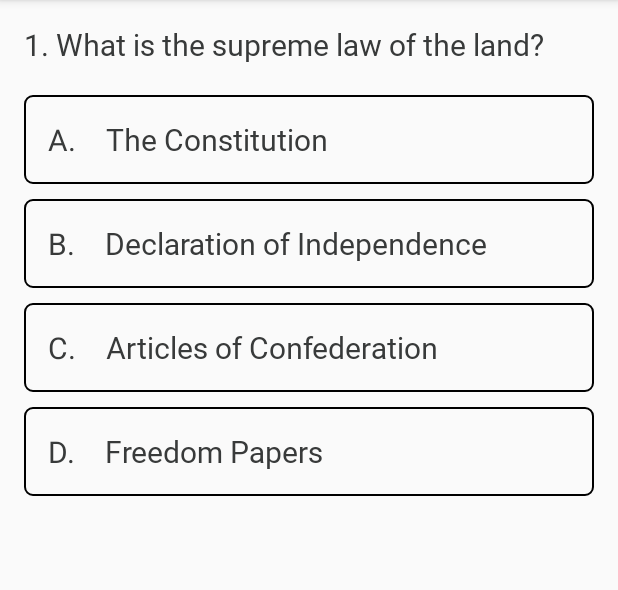
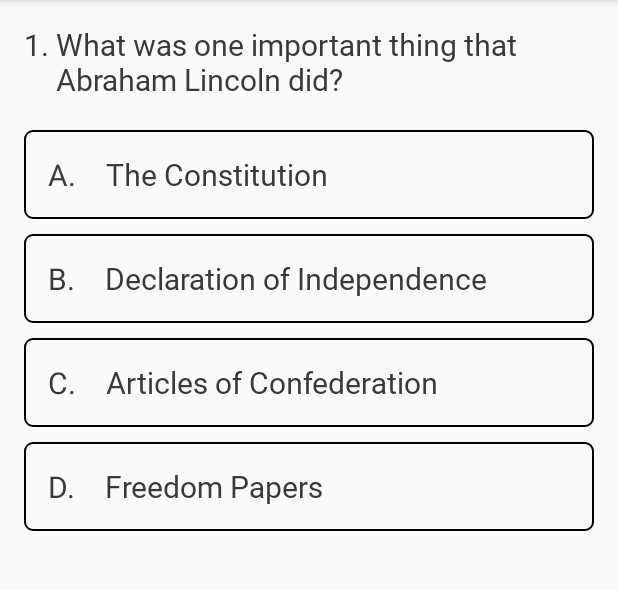
Before and after one commit to Bhavya0409/CitizenshipTest, an Android app: the screen it shows after launch (MainActivity), after a tap on "BEGIN QUIZ", on a phone screen of 412 x 824 dp, the part 84-674 px from its top. Run offline under Robolectric (Android 15) with nearby library versions, the phone set to English and light mode, and no system bars; our stand-ins replace ButterKnife; Roboto replaces fonts that are not available here.

Commit message:
Dynamically change question number and question text and allow user to go to the next page

```diff
--- a/app/src/main/java/com/example/bhavyashah/citizenshiptest/HomeFragment.java
+++ b/app/src/main/java/com/example/bhavyashah/citizenshiptest/HomeFragment.java
@@ -1,13 +1,33 @@
 package com.example.bhavyashah.citizenshiptest;
 
+import android.os.Bundle;
 import android.support.v7.app.AppCompatActivity;
+import android.view.LayoutInflater;
+import android.view.View;
+import android.view.ViewGroup;
+
+import java.util.ArrayList;
+import java.util.List;
 
 import butterknife.OnClick;
 
 public class HomeFragment extends BaseFragment {
 
+    private static final int NUM_QUESTIONS = 20;
+    public static List<Integer> questionnaire;
+
+    @Override
+    public View onCreateView(LayoutInflater inflater, ViewGroup container, Bundle savedInstanceState) {
+        View view = super.onCreateView(inflater, container, savedInstanceState);
+        questionnaire = new ArrayList<>();
+        return view;
+    }
+
     @OnClick(R.id.begin_quiz_button)
     public void onClick() {
+        for (int i = 0; i < NUM_QUESTIONS; i++) {
+            questionnaire.add((int) (Math.random() * 100));
+        }
         BaseFragment.replaceFragmentInActivity(R.id.fragment_container,
                                                (AppCompatActivity) getActivity(),
                                                new QuestionFragment(),
--- a/app/src/main/java/com/example/bhavyashah/citizenshiptest/QuestionFragment.java
+++ b/app/src/main/java/com/example/bhavyashah/citizenshiptest/QuestionFragment.java
@@ -1,21 +1,30 @@
 package com.example.bhavyashah.citizenshiptest;
 
 import android.os.Bundle;
+import android.support.v7.app.AppCompatActivity;
 import android.view.LayoutInflater;
 import android.view.View;
 import android.view.ViewGroup;
 import android.widget.ArrayAdapter;
 import android.widget.Button;
 import android.widget.ListView;
+import android.widget.TextView;
 
 import java.util.Arrays;
+import java.util.List;
 
 import butterknife.BindView;
+import butterknife.OnClick;
 
 public class QuestionFragment extends BaseFragment implements OnItemClickCallback {
 
-    @BindView(R.id.answer_choices) ListView mChoices;
-    @BindView(R.id.next_button)    Button   mNextButton;
+    @BindView(R.id.answer_choices)           ListView mChoices;
+    @BindView(R.id.next_button)              Button   mNextButton;
+    @BindView(R.id.fragment_question_number) TextView mQuestionNumber;
+    @BindView(R.id.fragment_question_text)   TextView mQuestionText;
+
+    public static int count = 0;
+    List<String> masterQuestionList = Arrays.asList(Questions.questions);
 
     @Override
     protected int getLayoutResourceId() {
@@ -31,6 +40,8 @@ public class QuestionFragment extends BaseFragment implements OnItemClickCallbac
                                                                Arrays.asList(answers),
                                                                0,
                                                                this);
+        mQuestionNumber.setText(String.format(getString(R.string.question_number), count+1));
+        mQuestionText.setText(masterQuestionList.get(HomeFragment.questionnaire.get(count)));
         mChoices.setAdapter(arrayAdapter);
         return view;
     }
@@ -41,4 +52,15 @@ public class QuestionFragment extends BaseFragment implements OnItemClickCallbac
         mNextButton.setClickable(true);
         mNextButton.setVisibility(View.VISIBLE);
     }
+
+    @OnClick (R.id.next_button)
+    public void onNextClick() {
+        count++;
+        BaseFragment.replaceFragmentInActivity(R.id.fragment_container,
+                                               (AppCompatActivity) getActivity(),
+                                               new QuestionFragment(),
+                                               QuestionFragment.class.getSimpleName());
+    }
+
+
 }
--- /dev/null
+++ b/app/src/main/java/com/example/bhavyashah/citizenshiptest/Questions.java
@@ -0,0 +1,253 @@
+package com.example.bhavyashah.citizenshiptest;
+
+import java.util.ArrayList;
+import java.util.List;
+
+public class Questions {
+
+    /**
+     * ---------------------    AMERICAN GOVERNMENT    -------------------
+     */
+
+    /**
+     * Principles of American Democracy
+     */
+    private static String QUESTION_1  = "What is the supreme law of the land";
+    private static String QUESTION_2  = "What does the Constitution do?";
+    private static String QUESTION_3  = "What are the first 3 words of the Constitution?";
+    private static String QUESTION_4  = "What is an amendment?";
+    private static String QUESTION_5  = "What do we call the first 10 amendments to the Constitution?";
+    private static String QUESTION_6  = "What is one right of freedom from the First Amendment?";
+    private static String QUESTION_7  = "How many amendments does the Constitution have?";
+    private static String QUESTION_8  = "What did the Declaration of Independence do?";
+    private static String QUESTION_9  = "What are two rights in the Declaration of Independence?";
+    private static String QUESTION_10 = "What is freedom of religion?";
+    private static String QUESTION_11 = "What is the economic system in the United States?";
+    private static String QUESTION_12 = "What is the \"rule of law\"?";
+
+    /**
+     * System of Government
+     */
+    private static String QUESTION_13 = "Name one branch of government.";
+    private static String QUESTION_14 = "What stops one branch of government from becoming too powerful?";
+    private static String QUESTION_15 = "Who is in charge of the executive branch?";
+    private static String QUESTION_16 = "Who makes federal laws?";
+    private static String QUESTION_17 = "What are the two parts of the U.S. Congress?";
+    private static String QUESTION_18 = "How many US senators are there?";
+    private static String QUESTION_19 = "We elect a US senator for how long?";
+    private static String QUESTION_20 = "Who is one of your state's US senators";
+    private static String QUESTION_21 = "The House of Representatives has how many voting members?";
+    private static String QUESTION_22 = "We elect a US representative for how many years?";
+    private static String QUESTION_23 = "Name your US Representative?";
+    private static String QUESTION_24 = "What does a US Senator represent?";
+    private static String QUESTION_25 = "Why do some states have more Representatives than other states?";
+    private static String QUESTION_26 = "We elect a President for how many years?";
+    private static String QUESTION_27 = "In what month do we vote for the President?";
+    private static String QUESTION_28 = "What is the name of the President of the United States now?";
+    private static String QUESTION_29 = "What is the name of the Vice President of the United States now?";
+    private static String QUESTION_30 = "If the President can no longer serve, who becomes president?";
+    private static String QUESTION_31 = "If both the president and vice president can no longer serve, who becomes president?";
+    private static String QUESTION_32 = "Who is the Commander in Chief of the military?";
+    private static String QUESTION_33 = "Who signs bills to become law?";
+    private static String QUESTION_34 = "Who vetoes bills?";
+    private static String QUESTION_35 = "What does the President's Cabinet do?";
+    private static String QUESTION_36 = "What are two Cabinet-level positions?";
+    private static String QUESTION_37 = "What does the judicial branch do?";
+    private static String QUESTION_38 = "What is the highest court in the United States?";
+    private static String QUESTION_39 = "How many justices are on the Supreme Court?";
+    private static String QUESTION_40 = "Who is the Chief Justice of the United States?";
+    private static String QUESTION_41 = "The Constitution gives some powers to the federal government. What is one of these powers?";
+    private static String QUESTION_42 = "The Constitution gives some powers to the states. What is one of these powers?";
+    private static String QUESTION_43 = "Who is the Governor of your state now?";
+    private static String QUESTION_44 = "What is the capital of your state?";
+    private static String QUESTION_45 = "What are the two major political parties in the United States";
+    private static String QUESTION_46 = "What is the political party of the President now?";
+    private static String QUESTION_47 = "What is the name of the Speaker of the House of Representatives now?";
+
+    /**
+     * Rights and Responsibilities
+     */
+    private static String QUESTION_48 = "There are 4 amendments about who can vote. Describe one of them.";
+    private static String QUESTION_49 = "What is one responsibility that is only for US citizens?";
+    private static String QUESTION_50 = "Name one right only for US citizens.";
+    private static String QUESTION_51 = "What are 2 rights of everyone living in the US?";
+    private static String QUESTION_52 = "What do we show loyalty to when we say the Pledge of Allegiance?";
+    private static String QUESTION_53 = "What is one promise you make when you become a US citizen";
+    private static String QUESTION_54 = "How old do citizens have to be to vote for President?";
+    private static String QUESTION_55 = "What are 2 ways that Americans can participate in their democracy?";
+    private static String QUESTION_56 = "When is the last day you can send in federal income tax forms?";
+    private static String QUESTION_57 = "When must all men register for the Selective Service?";
+
+    /**
+     * ---------------------    AMERICAN HISTORY    -------------------
+     */
+
+    /**
+     * Colonial Period and Independence
+     */
+    private static String QUESTION_58 = "What is one reason colonists came to America?";
+    private static String QUESTION_59 = "Who lived in America before the Europeans arrived?";
+    private static String QUESTION_60 = "What group of people was taken to America and sold to slaves?";
+    private static String QUESTION_61 = "Why did the colonists fight the British?";
+    private static String QUESTION_62 = "Who wrote the Declaration of Independence?";
+    private static String QUESTION_63 = "When was the Declaration of Independence adopted?";
+    private static String QUESTION_64 = "There are 13 original states. Name 3.";
+    private static String QUESTION_65 = "What happened at the Constitutional Convention?";
+    private static String QUESTION_66 = "When was the Constitution written?";
+    private static String QUESTION_67 = "The Federalist Papers supported the passage of the US Constitution. Name one of the writers.";
+    private static String QUESTION_68 = "What is one thing Benjamin Franklin is famous for?";
+    private static String QUESTION_69 = "Who is the \"Father of Our Country\"?";
+    private static String QUESTION_70 = "Who was the first President?";
+
+    /**
+     * 1800s
+     */
+    private static String QUESTION_71 = "What territory did the US buy from France in 1803?";
+    private static String QUESTION_72 = "Name one war fought by the US in the 1800s.";
+    private static String QUESTION_73 = "Name the US war between the North and South.";
+    private static String QUESTION_74 = "Name one problem that led to the Civil War.";
+    private static String QUESTION_75 = "What was one important thing that Abraham Lincoln did?";
+    private static String QUESTION_76 = "What did the Emancipation Proclamation do?";
+    private static String QUESTION_77 = "What did Susan B. Anthony do?";
+
+    /**
+     * Recent American History and Other Important Historical Information
+     */
+    private static String QUESTION_78 = "Name one war fought by the US in the 1900s";
+    private static String QUESTION_79 = "Who was President during the World War II?";
+    private static String QUESTION_80 = "Who was President during the Great Depression and World War II?";
+    private static String QUESTION_81 = "Who did the US fight in World War II?";
+    private static String QUESTION_82 = "Before he was President, Eisenhower was a general in what war?";
+    private static String QUESTION_83 = "During the Cold War, what was the main concern of the United States?";
+    private static String QUESTION_84 = "What movement tried to end racial discrimination?";
+    private static String QUESTION_85 = "What did Martin Luther King Jr. do?";
+    private static String QUESTION_86 = "What major event happened on September 11, 2001, in the US?";
+    private static String QUESTION_87 = "Name one American Indian tribe in the US.";
+
+    /**
+     * ---------------------    INTEGRATED CIVICS    -------------------
+     */
+
+    /**
+     * Geography
+     */
+    private static String QUESTION_88 = "Name one of the two longest rivers in the US.";
+    private static String QUESTION_89 = "What ocean is on the west coast of the US?";
+    private static String QUESTION_90 = "What ocean is on the east coast off the US?";
+    private static String QUESTION_91 = "Name one US territory.";
+    private static String QUESTION_92 = "Name one state that borders Canada.";
+    private static String QUESTION_93 = "Name one state that borders Mexico.";
+    private static String QUESTION_94 = "What is the capital of the US?";
+    private static String QUESTION_95 = "Where is the Statue of Liberty?";
+
+    /**
+     * Symbols
+     */
+    private static String QUESTION_96 = "Why does the flag have 13 stripes?";
+    private static String QUESTION_97 = "Why does the flag have 50 stars?";
+    private static String QUESTION_98 = "What is the name of the national anthem?";
+    private static String QUESTION_99 = "When do we celebrate Independence Day?";
+    private static String QUESTION_100 = "Name 2 national US holidays.";
+
+    public static final String[] questions = new String[]{
+            QUESTION_1,
+            QUESTION_2,
+            QUESTION_3,
+            QUESTION_4,
+            QUESTION_5,
+            QUESTION_6,
+            QUESTION_7,
+            QUESTION_8,
+            QUESTION_9,
+            QUESTION_10,
+            QUESTION_11,
+            QUESTION_12,
+            QUESTION_13,
+            QUESTION_14,
+            QUESTION_15,
+            QUESTION_16,
+            QUESTION_17,
+            QUESTION_18,
+            QUESTION_19,
+            QUESTION_20,
+            QUESTION_21,
+            QUESTION_32,
+            QUESTION_23,
+            QUESTION_24,
+            QUESTION_25,
+            QUESTION_26,
+            QUESTION_27,
+            QUESTION_28,
+            QUESTION_29,
+            QUESTION_31,
+            QUESTION_32,
+            QUESTION_33,
+            QUESTION_34,
+            QUESTION_35,
+            QUESTION_36,
+            QUESTION_37,
+            QUESTION_38,
+            QUESTION_39,
+            QUESTION_40,
+            QUESTION_41,
+            QUESTION_42,
+            QUESTION_43,
+            QUESTION_44,
+            QUESTION_45,
+            QUESTION_46,
+            QUESTION_47,
+            QUESTION_48,
+            QUESTION_49,
+            QUESTION_51,
+            QUESTION_52,
+            QUESTION_53,
+            QUESTION_54,
+            QUESTION_55,
+            QUESTION_56,
+            QUESTION_57,
+            QUESTION_58,
+            QUESTION_59,
+            QUESTION_60,
+            QUESTION_61,
+            QUESTION_60,
+            QUESTION_62,
+            QUESTION_63,
+            QUESTION_64,
+            QUESTION_65,
+            QUESTION_66,
+            QUESTION_67,
+            QUESTION_68,
+            QUESTION_69,
+            QUESTION_70,
+            QUESTION_71,
+            QUESTION_72,
+            QUESTION_73,
+            QUESTION_74,
+            QUESTION_75,
+            QUESTION_76,
+            QUESTION_77,
+            QUESTION_78,
+            QUESTION_79,
+            QUESTION_80,
+            QUESTION_81,
+            QUESTION_82,
+            QUESTION_83,
+            QUESTION_84,
+            QUESTION_85,
+            QUESTION_86,
+            QUESTION_87,
+            QUESTION_88,
+            QUESTION_89,
+            QUESTION_90,
+            QUESTION_91,
+            QUESTION_92,
+            QUESTION_93,
+            QUESTION_94,
+            QUESTION_95,
+            QUESTION_96,
+            QUESTION_97,
+            QUESTION_98,
+            QUESTION_99,
+            QUESTION_100,
+    };
+}
--- a/app/src/main/res/layout/fragment_question.xml
+++ b/app/src/main/res/layout/fragment_question.xml
@@ -11,7 +11,7 @@
         android:layout_marginBottom="20dp"
         android:orientation="horizontal">
         <TextView
-            android:id="@+id/question_number"
+            android:id="@+id/fragment_question_number"
             style="@style/QuestionText"
             android:layout_width="wrap_content"
             android:layout_height="wrap_content"
--- a/app/src/main/res/values/strings.xml
+++ b/app/src/main/res/values/strings.xml
@@ -3,4 +3,5 @@
     <string name="are_you_ready">Are you ready to become a citizen?</string>
     <string name="begin_quiz">BEGIN QUIZ</string>
     <string name="next">NEXT</string>
+    <string name="question_number">%1$d.&#160;</string>
 </resources>
```
Also changed, not shown: app/src/main/java/com/example/bhavyashah/citizenshiptest/Constants.java (deleted, +0 -148 lines), app/src/main/java/com/example/bhavyashah/citizenshiptest/MainActivity.java (+8 -0 lines).
